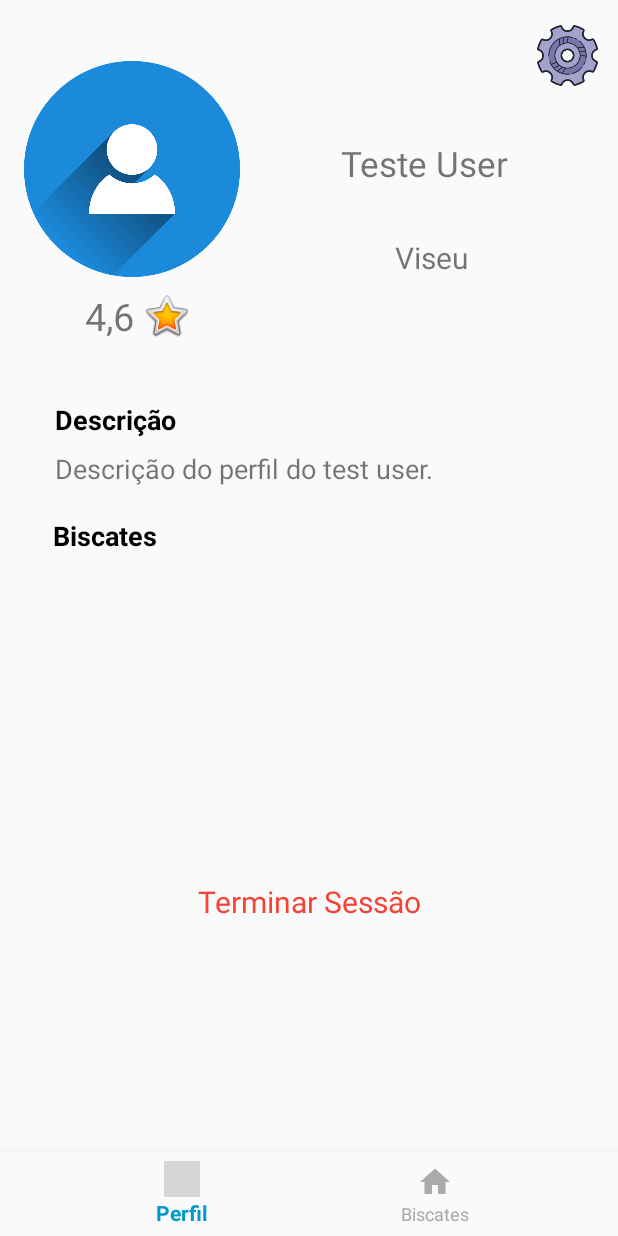
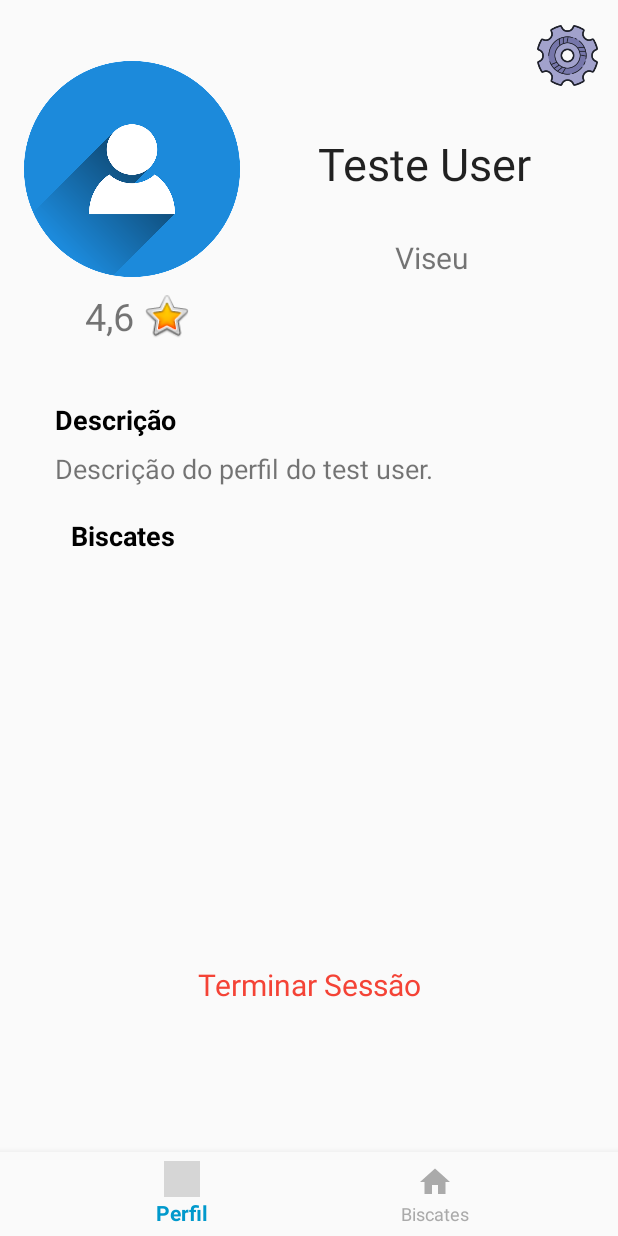
Before and after one commit to Diaj3/Biscates_AndroidApp, an Android app: the PerfilActivity screen opened directly, with no data from a screen before it, on a phone screen of 412 x 824 dp. Run offline under Robolectric (Android 15) with nearby library versions, the phone set to English and light mode, and no system bars; our stand-ins replace Firebase (no records; nobody signed in at launch, a user with empty details on screens opened directly); Roboto replaces fonts that are not available here; grey boxes are pictures that could not be loaded.

Commit message:
Update activity_perfil.xml

```diff
--- a/app/src/main/res/layout/activity_perfil.xml
+++ b/app/src/main/res/layout/activity_perfil.xml
@@ -9,7 +9,9 @@
 
     <ScrollView
         android:layout_width="match_parent"
-        android:layout_height="match_parent">
+        android:layout_height="match_parent"
+        tools:layout_editor_absoluteX="0dp"
+        tools:layout_editor_absoluteY="16dp">
 
         <android.support.constraint.ConstraintLayout
             android:layout_width="match_parent"
@@ -27,7 +29,8 @@
                 android:layout_marginRight="17dp"
                 android:gravity="center"
                 android:text="Teste User"
-                android:textSize="23dp"
+                android:textAppearance="@style/TextAppearance.AppCompat.Large"
+                android:textSize="30dp"
                 app:layout_constraintBottom_toBottomOf="@+id/imageView3"
                 app:layout_constraintEnd_toEndOf="parent"
                 app:layout_constraintHorizontal_bias="0.0"
@@ -109,8 +112,8 @@
 
             <ListView
                 android:id="@+id/listBiscates"
-                android:layout_width="341dp"
-                android:layout_height="wrap_content"
+                android:layout_width="317dp"
+                android:layout_height="55dp"
                 android:layout_marginTop="16dp"
                 app:layout_constraintEnd_toEndOf="parent"
                 app:layout_constraintHorizontal_bias="0.5"
```
